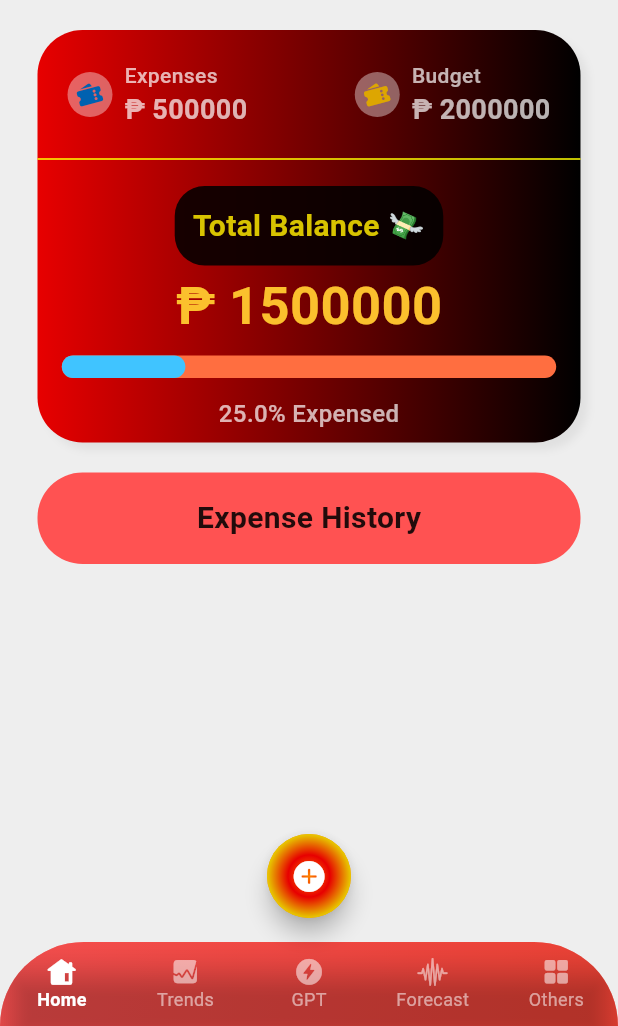
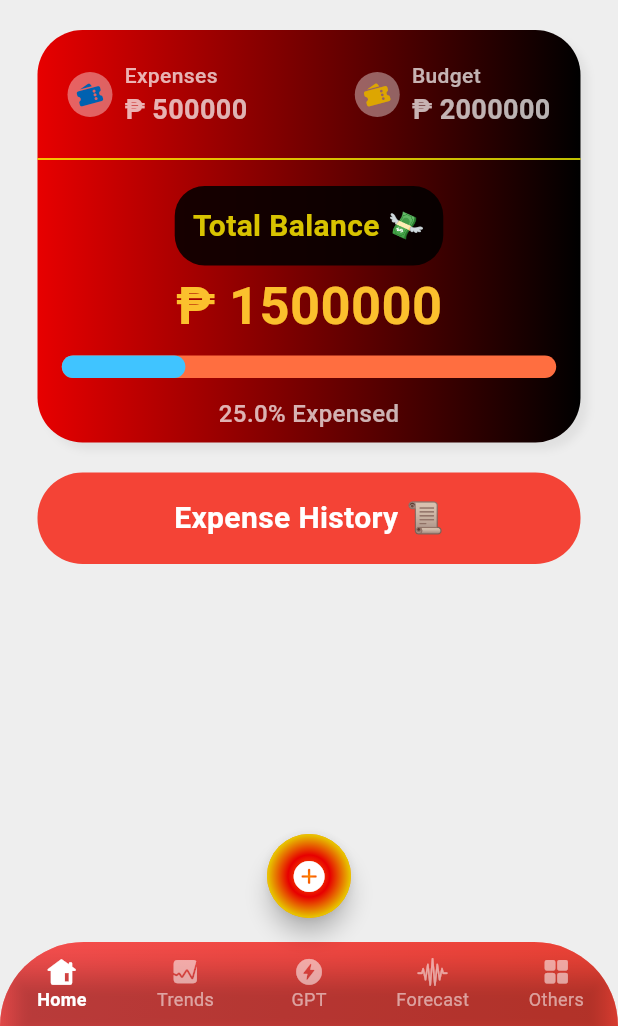
Before and after one commit to donyelqt/pera-pinoy, a Flutter app: the screen it shows after launch, on a phone screen of 412 x 824 dp, the part 210-1236 px from its top. Run offline on Flutter 3.47's test engine with Material 3 defaults, Android fonts, the phone set to English and light mode, and no system bars.

Commit message:
"Updated background color and text style of Expense History container"

```diff
--- a/lib/screens/home/views/main_screen.dart
+++ b/lib/screens/home/views/main_screen.dart
@@ -266,7 +266,7 @@ class MainScreen extends StatelessWidget {
             Container(
               padding: EdgeInsets.all(16.0), // Adjust the padding as needed
               decoration: BoxDecoration(
-                color: Colors.redAccent, // Set the background color
+                color: Colors.red, // Set the background color
                 borderRadius: BorderRadius.circular(
                     30), // Optional: adds rounded corners
               ),
@@ -274,11 +274,11 @@ class MainScreen extends StatelessWidget {
                 mainAxisAlignment: MainAxisAlignment.center,
                 children: [
                   Text(
-                    "Expense History",
+                    "Expense History 📜",
                     textAlign: TextAlign.center,
                     style: TextStyle(
                       fontSize: 20,
-                      color: Colors.black87,
+                      color: Colors.white,
                       fontWeight: FontWeight.bold,
                     ),
                   ),
```
